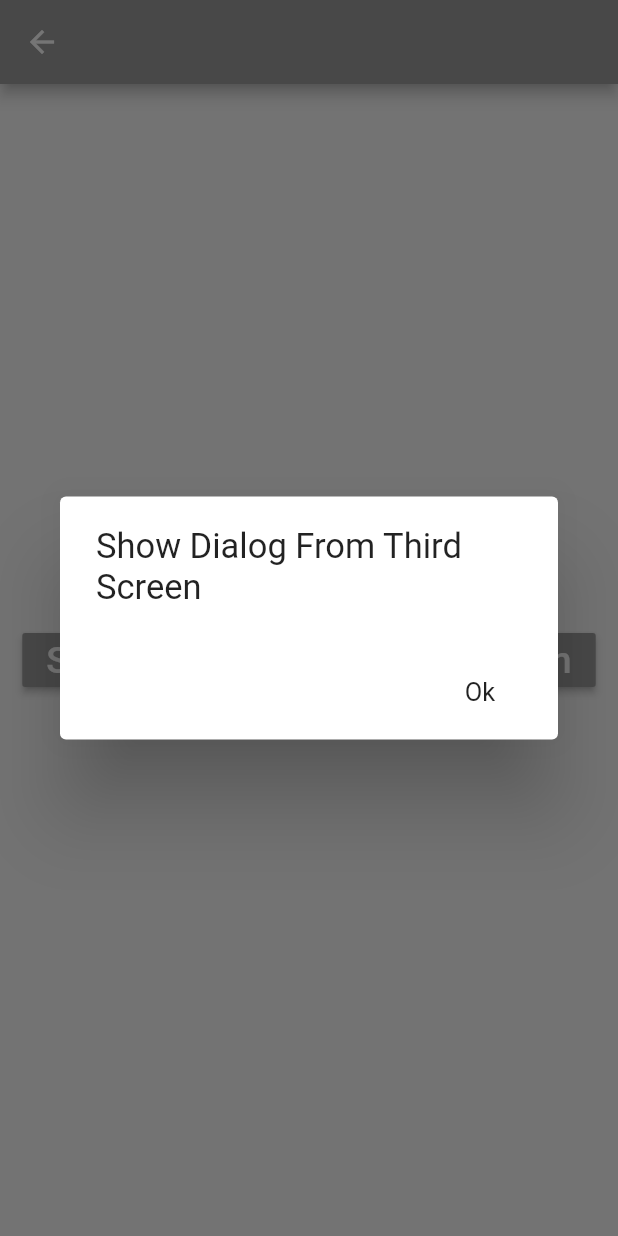
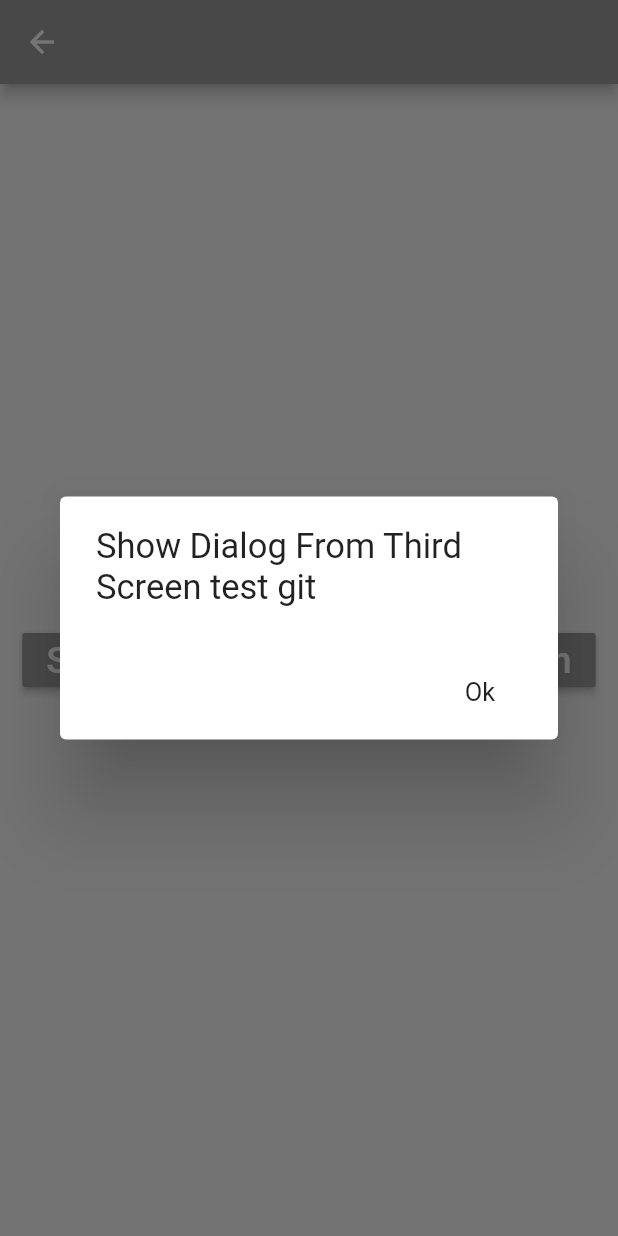
Before and after one commit to anasmano/flutter-bloc-global-dialog, a Flutter app: the CemScreen screen opened directly with empty values, after a tap on "Show Dialog From Third Screen", on a phone screen of 412 x 824 dp. Run offline on Flutter 3.47's test engine with Material 2 defaults, Android fonts, the phone set to English and light mode, and no system bars; our stand-ins replace bloc, connectivity, flutter_bloc.

Commit message:
REPO GIT

```diff
--- a/lib/screens/test_git_3_screen.dart
+++ b/lib/screens/test_git_3_screen.dart
@@ -36,7 +36,7 @@ class _CemScreenState extends State<CemScreen> {
               ),
               onPressed: () {
                 BlocProvider.of<CounterCubit>(context)
-                    .showDialog('Show Dialog From Third Screen');
+                    .showDialog('Show Dialog From Third Screen test git');
               },
             ),
           ],
```
